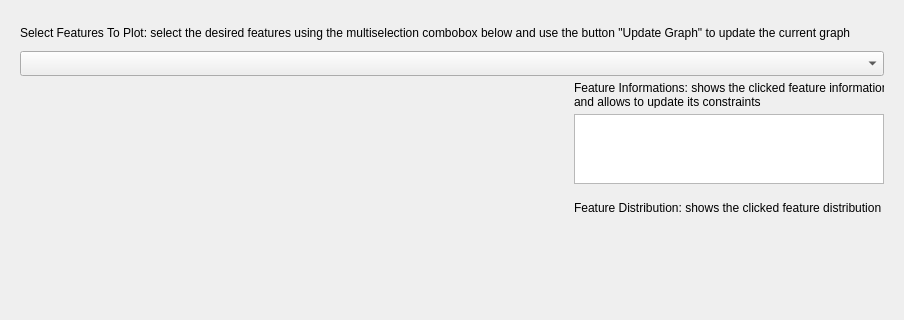
Before: the Qt Designer form ui/uiIterable/CounterfactualInterface/CounterfactualIterable/Iteration/Iteration.ui in vidalt/OCEAN, drawn with Qt 5; both pictures show x 0 to 904 and y 0 to 320 of the 904 by 548 pixel window.
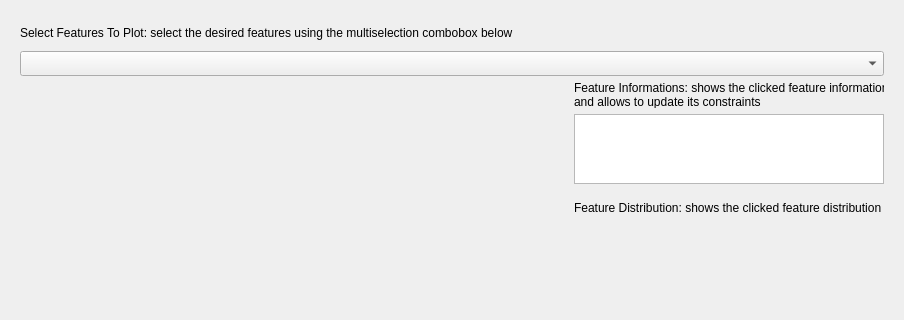
After: the same form once the commit is applied. Custom widgets are drawn as their Qt base class.

Commit message: removing the button update graph

What changed in the file:
```diff
--- a/ui/uiIterable/CounterfactualInterface/CounterfactualIterable/Iteration/Iteration.ui
+++ b/ui/uiIterable/CounterfactualInterface/CounterfactualIterable/Iteration/Iteration.ui
@@ -44,7 +44,7 @@
          </size>
         </property>
         <property name="text">
-         <string>Select Features To Plot: select the desired features using the multiselection combobox below and use the button &quot;Update Graph&quot; to update the current graph</string>
+         <string>Select Features To Plot: select the desired features using the multiselection combobox below</string>
         </property>
        </widget>
       </item>
```
The commit also changes 3 other files.
